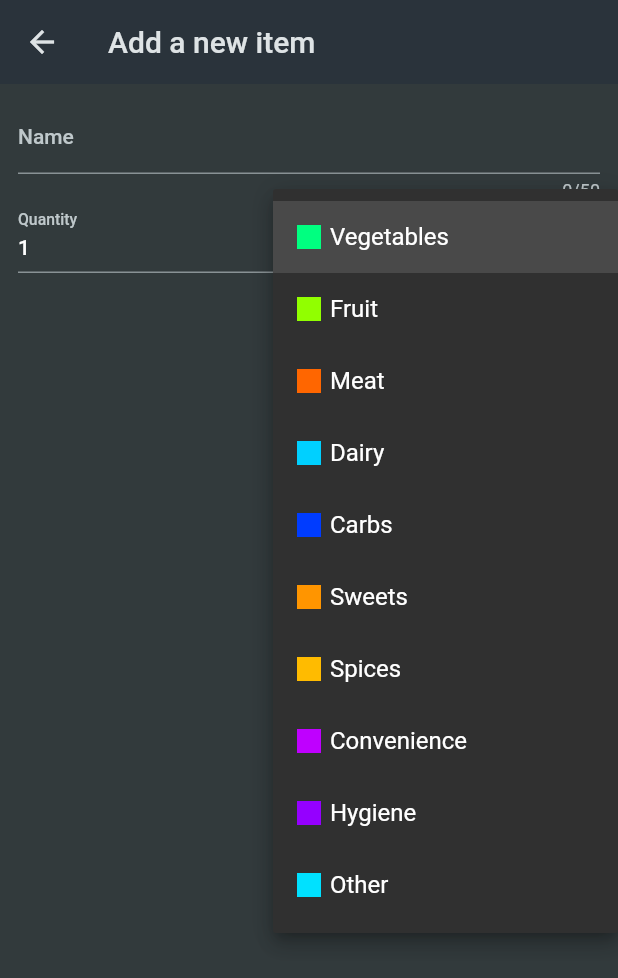
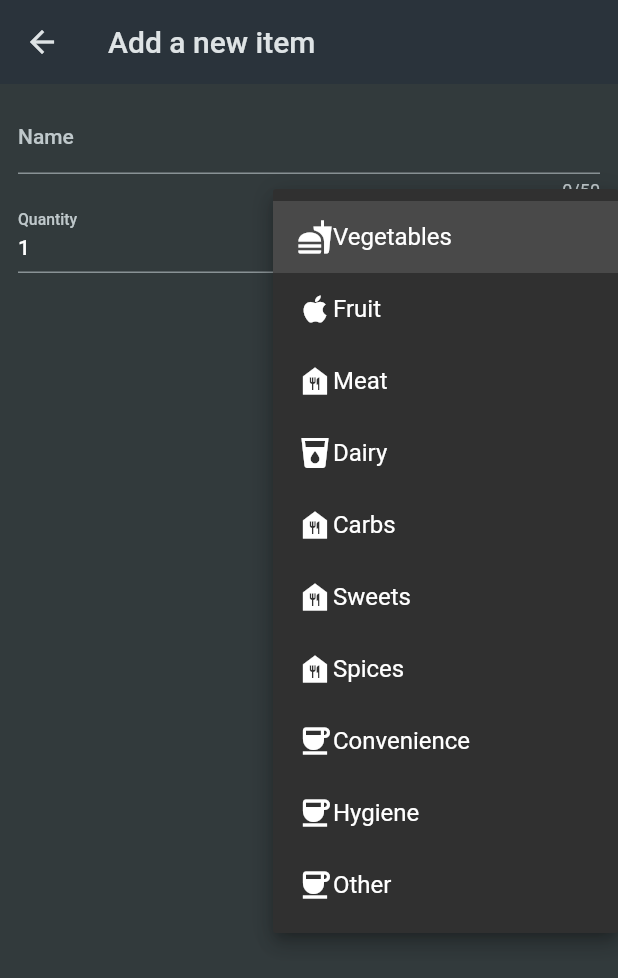
Before and after one commit to ArthurBufon/flutter_shopping_list, a Flutter app: the NewItem screen opened directly, after a tap on the "arrow drop down" icon, on a phone screen of 412 x 824 dp. Shown: the top 978 px of the screen. Run offline on Flutter 3.47's test engine with Material 2 defaults, Android fonts, the phone set to English and light mode, and no system bars; network calls fail.

Commit message:
alterado estilo ui

```diff
--- a/lib/data/categories.dart
+++ b/lib/data/categories.dart
@@ -6,41 +6,51 @@ const categories = {
   Categories.vegetables: Category(
     'Vegetables',
     Color.fromARGB(255, 0, 255, 128),
+    Icon(Icons.fastfood),
   ),
   Categories.fruit: Category(
     'Fruit',
     Color.fromARGB(255, 145, 255, 0),
+    Icon(Icons.apple),
   ),
   Categories.meat: Category(
     'Meat',
     Color.fromARGB(255, 255, 102, 0),
+    Icon(Icons.food_bank),
   ),
   Categories.dairy: Category(
     'Dairy',
     Color.fromARGB(255, 0, 208, 255),
+    Icon(Icons.local_drink),
   ),
   Categories.carbs: Category(
     'Carbs',
     Color.fromARGB(255, 0, 60, 255),
+    Icon(Icons.food_bank),
   ),
   Categories.sweets: Category(
     'Sweets',
     Color.fromARGB(255, 255, 149, 0),
+    Icon(Icons.food_bank),
   ),
   Categories.spices: Category(
     'Spices',
     Color.fromARGB(255, 255, 187, 0),
+    Icon(Icons.food_bank),
   ),
   Categories.convenience: Category(
     'Convenience',
     Color.fromARGB(255, 191, 0, 255),
+    Icon(Icons.coffee),
   ),
   Categories.hygiene: Category(
     'Hygiene',
     Color.fromARGB(255, 149, 0, 255),
+    Icon(Icons.coffee),
   ),
   Categories.other: Category(
     'Other',
     Color.fromARGB(255, 0, 225, 255),
+    Icon(Icons.coffee),
   ),
 };
--- a/lib/main.dart
+++ b/lib/main.dart
@@ -12,6 +12,7 @@ class MyApp extends StatelessWidget {
   @override
   Widget build(BuildContext context) {
     return MaterialApp(
+      debugShowCheckedModeBanner: false,
       title: 'Flutter Groceries',
       theme: ThemeData.dark().copyWith(
         useMaterial3: true,
--- a/lib/models/category.dart
+++ b/lib/models/category.dart
@@ -14,8 +14,9 @@ enum Categories {
 }
 
 class Category {
-  const Category(this.title, this.color);
+  const Category(this.title, this.color, this.icon);
 
   final String title;
   final Color color;
+  final Icon icon;
 }
--- a/lib/widgets/new_item.dart
+++ b/lib/widgets/new_item.dart
@@ -117,12 +117,7 @@ class _NewItemState extends State<NewItem> {
                               value: category.value,
                               child: Row(
                                 children: [
-                                  Container(
-                                    width: 16,
-                                    height: 16,
-                                    color: category.value.color,
-                                  ),
-                                  const SizedBox(width: 6),
+                                  category.value.icon,
                                   Text(category.value.title)
                                 ],
                               ),
```
Also changed, not shown: lib/widgets/edit_item.dart (+1 -6 lines), lib/widgets/grocery_list.dart (+33 -12 lines).
